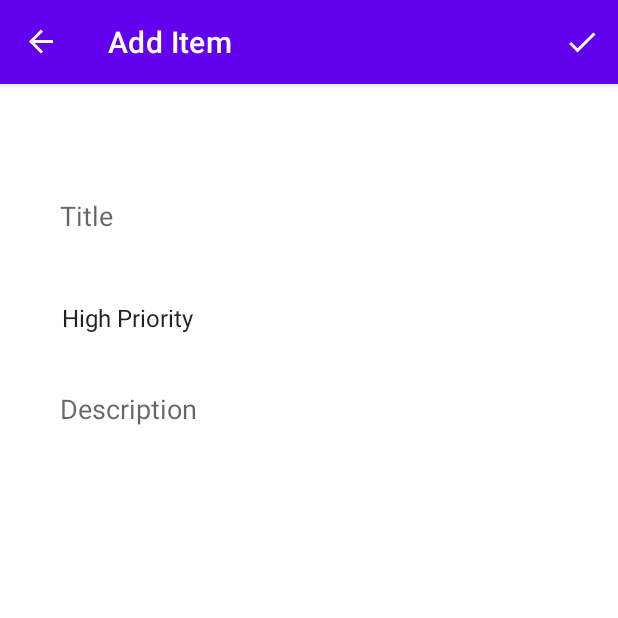
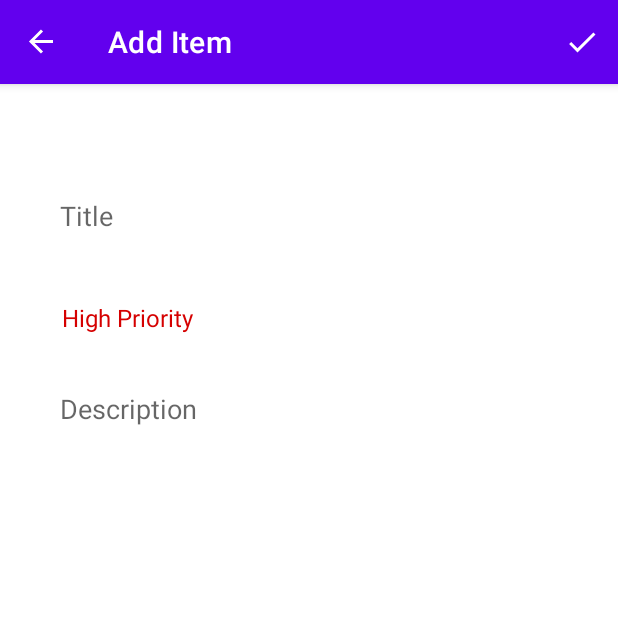
Before and after one commit to Darfune/ToDoListApp, an Android app: the AddItemFragment screen opened through its navigation route, on a phone screen of 412 x 824 dp, the top half of it. Run offline under Robolectric (Android 15) with nearby library versions, the phone set to English and light mode, and no system bars; our stand-ins replace navigation-ui.

Commit message:
Colored the priorities' text

```diff
--- a/app/src/main/java/com/example/todolistapp/fragments/SharedViewModel.kt
+++ b/app/src/main/java/com/example/todolistapp/fragments/SharedViewModel.kt
@@ -2,10 +2,31 @@ package com.example.todolistapp.fragments
 
 import android.app.Application
 import android.text.TextUtils
+import android.view.View
+import android.widget.AdapterView
+import android.widget.TextView
+import androidx.core.content.ContextCompat
 import androidx.lifecycle.AndroidViewModel
+import com.example.todolistapp.R
 import com.example.todolistapp.data.models.Priority
 
 class SharedViewModel(application: Application): AndroidViewModel(application) {
+
+    val listener: AdapterView.OnItemSelectedListener = object : AdapterView.OnItemSelectedListener{
+        override fun onItemSelected(parent: AdapterView<*>?, view: View?, position: Int, id: Long) {
+            when(position){
+                0 -> {(parent?.getChildAt(0) as TextView).setTextColor(ContextCompat.getColor(application, R.color.red))}
+                1 -> {(parent?.getChildAt(1) as TextView).setTextColor(ContextCompat.getColor(application, R.color.yellow))}
+                2 -> {(parent?.getChildAt(2) as TextView).setTextColor(ContextCompat.getColor(application, R.color.green))}
+            }
+        }
+
+        override fun onNothingSelected(p0: AdapterView<*>?) {
+
+        }
+
+    }
+
 
     fun verifyDataFromUser(title: String, description: String): Boolean{
         return if(TextUtils.isEmpty(title) || TextUtils.isEmpty(description)){
--- a/app/src/main/java/com/example/todolistapp/fragments/add/AddItemFragment.kt
+++ b/app/src/main/java/com/example/todolistapp/fragments/add/AddItemFragment.kt
@@ -39,6 +39,8 @@ class AddItemFragment : Fragment() {
 
         setHasOptionsMenu(true)
 
+        prioritySpinner?.onItemSelectedListener = sharedViewModel.listener
+
         return view
     }
 
```
